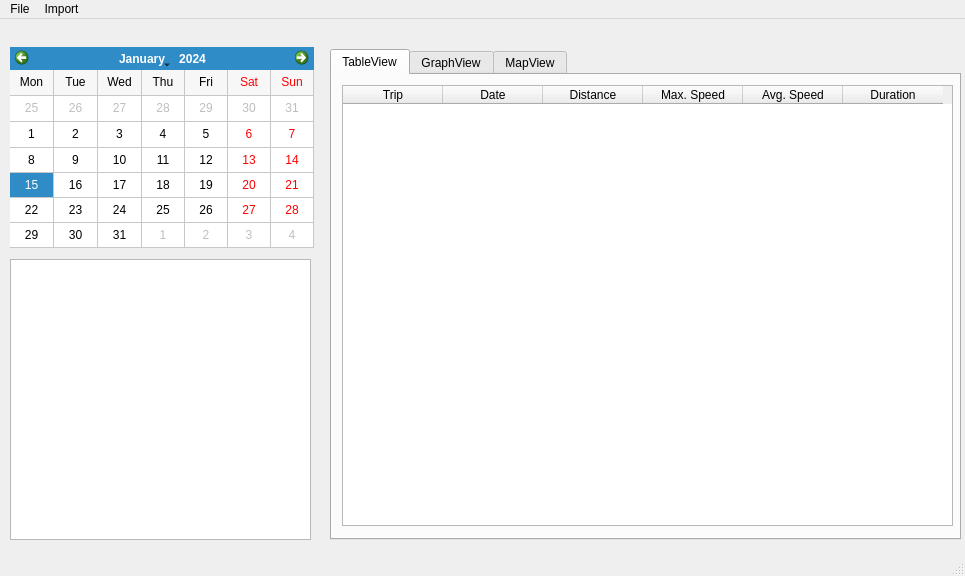
This is src/gui/mainWindow.ui in jessie828/locationmanager as Qt 5 draws it before an edit. The edited form follows.
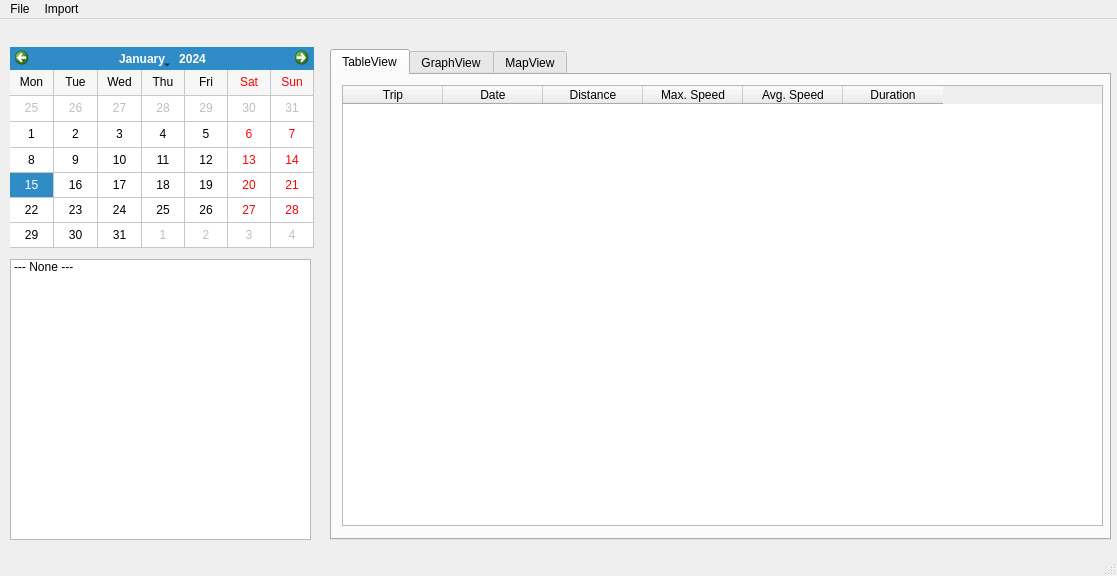
This is the edited form.

Commit message: fix mainwindow size

The edit to the form file:
```diff
--- a/src/gui/mainWindow.ui
+++ b/src/gui/mainWindow.ui
@@ -6,7 +6,7 @@
    <rect>
     <x>0</x>
     <y>0</y>
-    <width>965</width>
+    <width>1117</width>
     <height>576</height>
    </rect>
   </property>
@@ -19,7 +19,7 @@
      <rect>
       <x>330</x>
       <y>30</y>
-      <width>631</width>
+      <width>781</width>
       <height>491</height>
      </rect>
     </property>
@@ -35,7 +35,7 @@
        <rect>
         <x>10</x>
         <y>10</y>
-        <width>611</width>
+        <width>761</width>
         <height>441</height>
        </rect>
       </property>
@@ -138,6 +138,11 @@
       <height>281</height>
      </rect>
     </property>
+    <item>
+     <property name="text">
+      <string>--- None ---</string>
+     </property>
+    </item>
    </widget>
   </widget>
   <widget class="QStatusBar" name="statusbar"/>
@@ -146,7 +151,7 @@
     <rect>
      <x>0</x>
      <y>0</y>
-     <width>965</width>
+     <width>1117</width>
      <height>25</height>
     </rect>
    </property>
```
